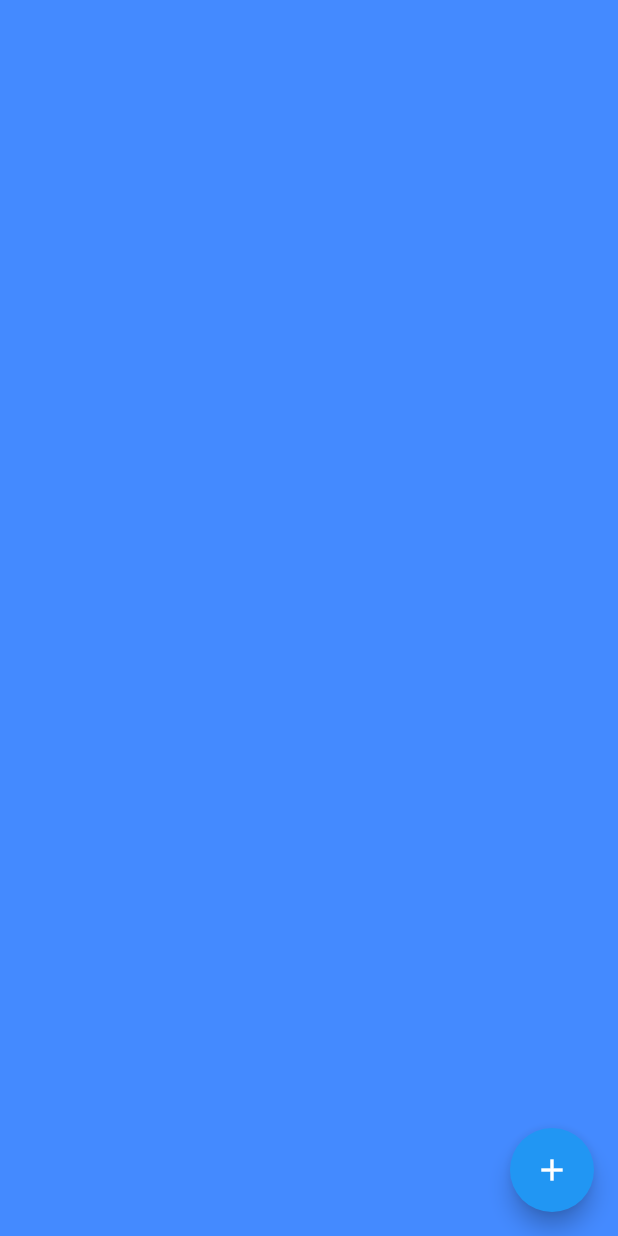
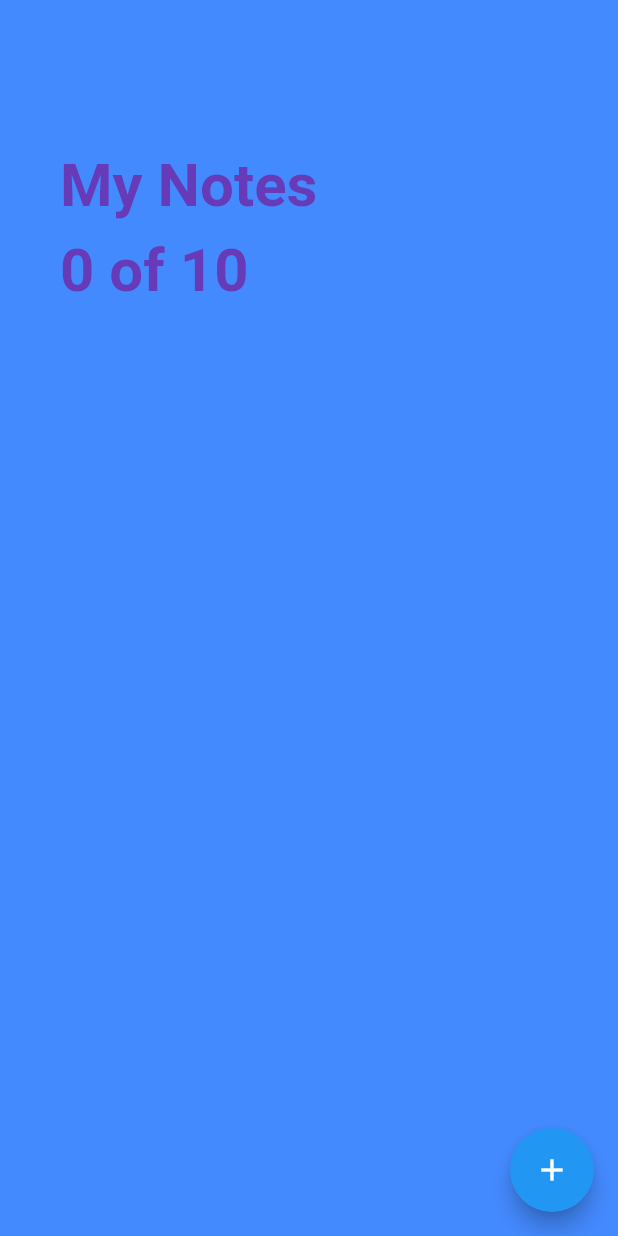
Before and after one commit to simonjv01/crud_sqlflite_app, a Flutter app: the screen it shows after launch, on a phone screen of 412 x 824 dp. Run offline on Flutter 3.47's test engine with Material 2 defaults, Android fonts, the phone set to English and light mode, and no system bars.

Commit message:
updated home screen

```diff
--- a/lib/screens/home_screen.dart
+++ b/lib/screens/home_screen.dart
@@ -18,6 +18,39 @@ class _HomeScreenState extends State<HomeScreen> {
         onPressed: (){},
         child: const Icon(Icons.add),
       ),
+      body: ListView.builder(
+        padding: const EdgeInsets.symmetric(vertical: 80.0),
+          itemCount: 1,
+          itemBuilder: (BuildContext context, int index){
+          if(index == 0) {
+            return Padding(
+              padding: const EdgeInsets.symmetric(horizontal: 40.0, vertical: 20.0),
+                child: Column(
+                  crossAxisAlignment: CrossAxisAlignment.start,
+                    children: const <Widget>[
+                      Text(
+                        'My Notes',
+                        style: TextStyle(
+                          color: Colors.deepPurple,
+                          fontSize: 40.0,
+                          fontWeight: FontWeight.bold,
+                        ),
+                      ),
+                      SizedBox(height: 10.0,),
+                      Text(
+                        '0 of 10',
+                        style: TextStyle(
+                          color: Colors.deepPurple,
+                          fontSize: 40.0,
+                          fontWeight: FontWeight.bold,
+                        ),
+                      ),
+                    ],
+                ),
+            );
+            }
+          }
+      ),
     );
   }
 }
```
